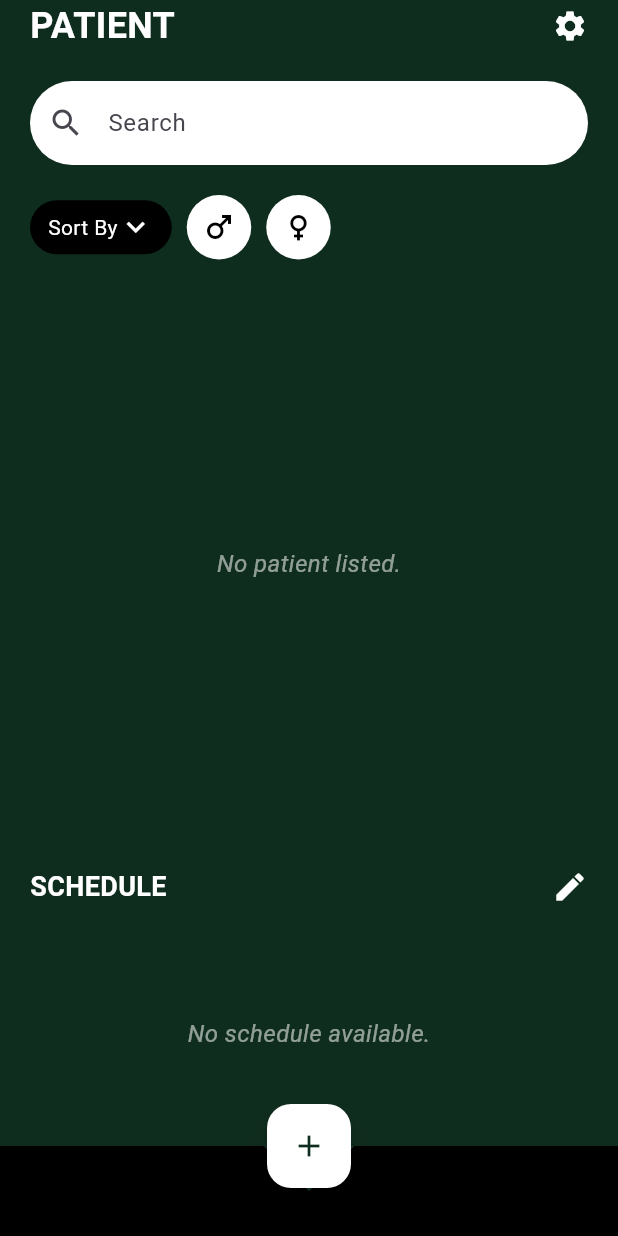
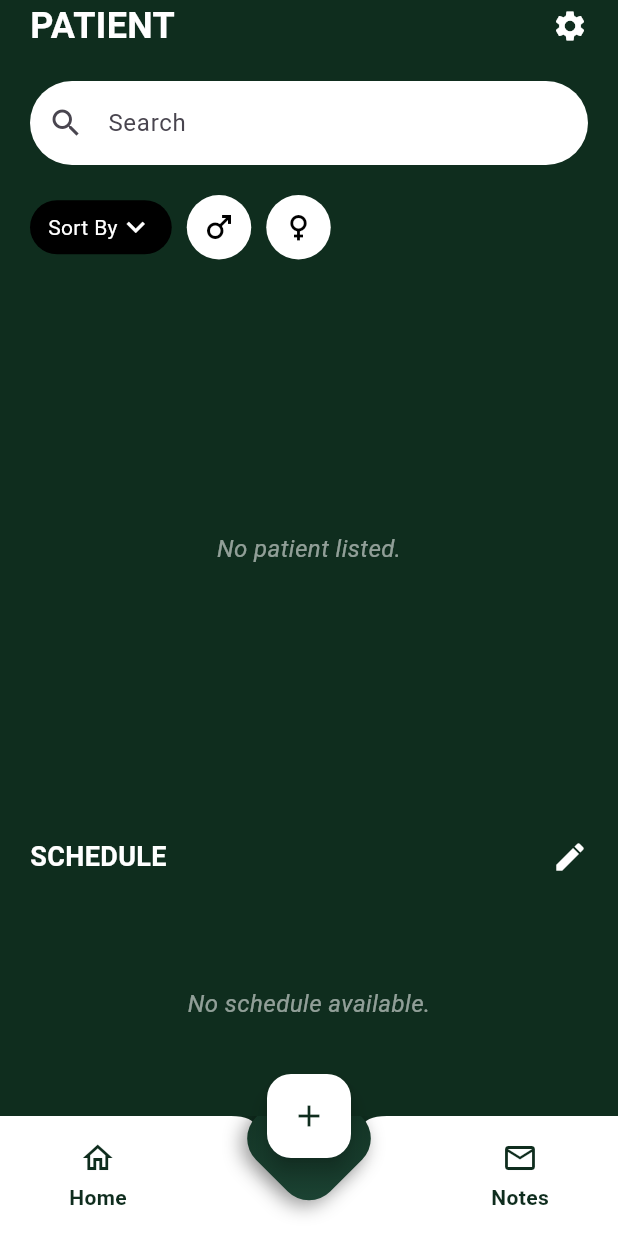
Before and after one commit to ashoookt/medcare_app, a Flutter app: the HomeScreen screen opened directly, on a phone screen of 412 x 824 dp. Run offline on Flutter 3.47's test engine with Material 3 defaults, Android fonts, the phone set to English and light mode, and no system bars.

Commit message:
bago ito

```diff
--- a/medcare/lib/features/bottom_navbar.dart
+++ b/medcare/lib/features/bottom_navbar.dart
@@ -1,89 +1,82 @@
 import 'package:flutter/material.dart';
-import 'dart:math' as math;
 
 class BottomNavbar extends StatelessWidget {
-  final VoidCallback onFabPressed;
-
-  const BottomNavbar({Key? key, this.onFabPressed = _defaultFabPressed})
-    : super(key: key);
-
-  static void _defaultFabPressed() {
-    // Default behavior (does nothing)
-  }
+  const BottomNavbar({Key? key}) : super(key: key);
 
   @override
   Widget build(BuildContext context) {
     return Stack(
       alignment: Alignment.bottomCenter,
       children: [
-        // The black background bar
-        Container(height: 60, color: Colors.black),
-        // The Diamond FAB floating above
+        // Bottom NavBar Base
+        BottomAppBar(
+          shape: const CircularNotchedRectangle(),
+          notchMargin: 8.0,
+          color: Colors.white,
+          elevation: 10,
+          child: Container(
+            height: 70,
+            padding: const EdgeInsets.symmetric(horizontal: 30),
+            child: Row(
+              mainAxisAlignment: MainAxisAlignment.spaceBetween,
+              children: [
+                _navItem(Icons.home_outlined, "Home"),
+                _navItem(Icons.mail_outline, "Notes"), // Mail icon, check!
+              ],
+            ),
+          ),
+        ),
+
+        // Floating Action Button
         Positioned(
-          bottom: 20, // Pushes it slightly above the navbar
-          child: DiamondFAB(onPressed: onFabPressed),
+          bottom: 30,
+          child: Transform.rotate(
+            angle: 0.785398, // 45 degrees
+            child: Container(
+              width: 70,
+              height: 70,
+              decoration: BoxDecoration(
+                gradient: const LinearGradient(
+                  colors: [Color(0xFF0F2D1E), Color(0xFF1C4434)],
+                  begin: Alignment.topLeft,
+                  end: Alignment.bottomRight,
+                ),
+                borderRadius: BorderRadius.circular(20),
+                boxShadow: [
+                  BoxShadow(
+                    color: Colors.black.withOpacity(0.4),
+                    blurRadius: 10,
+                    offset: const Offset(0, 5),
+                  ),
+                ],
+              ),
+              child: Transform.rotate(
+                angle: -0.785398, // Rotate back content
+                child: const Icon(Icons.add, size: 32, color: Colors.white),
+              ),
+            ),
+          ),
+        ),
+      ],
+    );
+  }
+
+  Widget _navItem(IconData icon, String label) {
+    return Column(
+      mainAxisSize: MainAxisSize.min,
+      mainAxisAlignment: MainAxisAlignment.center,
+      children: [
+        Icon(icon, color: Color(0xFF0F2D1E)), // Dark green
+        const SizedBox(height: 4),
+        Text(
+          label,
+          style: const TextStyle(
+            color: Color(0xFF0F2D1E),
+            fontWeight: FontWeight.bold,
+            fontSize: 14,
+          ),
         ),
       ],
     );
   }
 }
-
-class DiamondFAB extends StatelessWidget {
-  final VoidCallback onPressed;
-
-  const DiamondFAB({Key? key, required this.onPressed}) : super(key: key);
-
-  @override
-  Widget build(BuildContext context) {
-    return SizedBox(
-      width: 90,
-      height: 90,
-      child: Center(
-        child: ClipPath(
-          clipper: DiamondClipper(),
-          child: Material(
-            elevation: 8,
-            shadowColor: Colors.black,
-            color: const Color(0xFF0F2D1E),
-            child: InkWell(
-              onTap: onPressed,
-              child: Container(
-                width: 70,
-                height: 70,
-                decoration: const BoxDecoration(
-                  gradient: LinearGradient(
-                    colors: [Color(0xFF0F2D1E), Color(0xFF1C4434)],
-                    begin: Alignment.topLeft,
-                    end: Alignment.bottomRight,
-                  ),
-                ),
-                child: Center(
-                  child: Transform.rotate(
-                    angle: -math.pi / 4,
-                    child: const Icon(Icons.add, color: Colors.white, size: 32),
-                  ),
-                ),
-              ),
-            ),
-          ),
-        ),
-      ),
-    );
-  }
-}
-
-class DiamondClipper extends CustomClipper<Path> {
-  @override
-  Path getClip(Size size) {
-    final path = Path();
-    path.moveTo(size.width / 2, 0);
-    path.lineTo(size.width, size.height / 2);
-    path.lineTo(size.width / 2, size.height);
-    path.lineTo(0, size.height / 2);
-    path.close();
-    return path;
-  }
-
-  @override
-  bool shouldReclip(CustomClipper<Path> oldClipper) => false;
-}
```
Also changed, not shown: medcare/lib/features/patientRecs_screen.dart (added, +306 -0 lines), medcare/lib/features/editnotes_screen.dart (added), medcare/lib/features/fluids_screen.dart (added), medcare/lib/features/medhistory_screen.dart (added), medcare/lib/features/medsTreats_screen.dart (added), medcare/lib/features/notes_screen.dart (added), medcare/lib/features/vitals_screen.dart (added).
